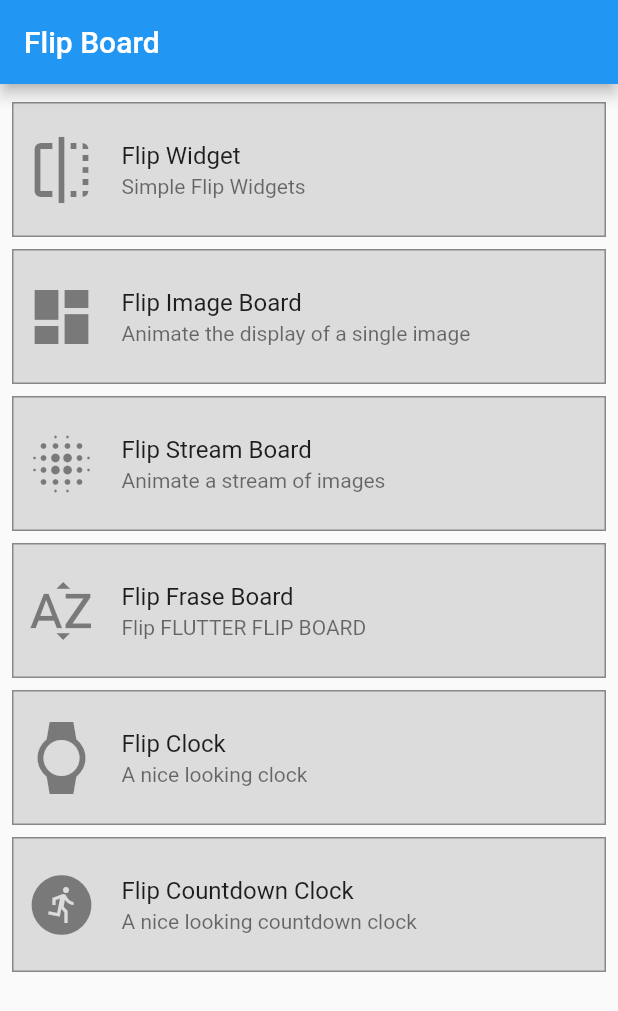
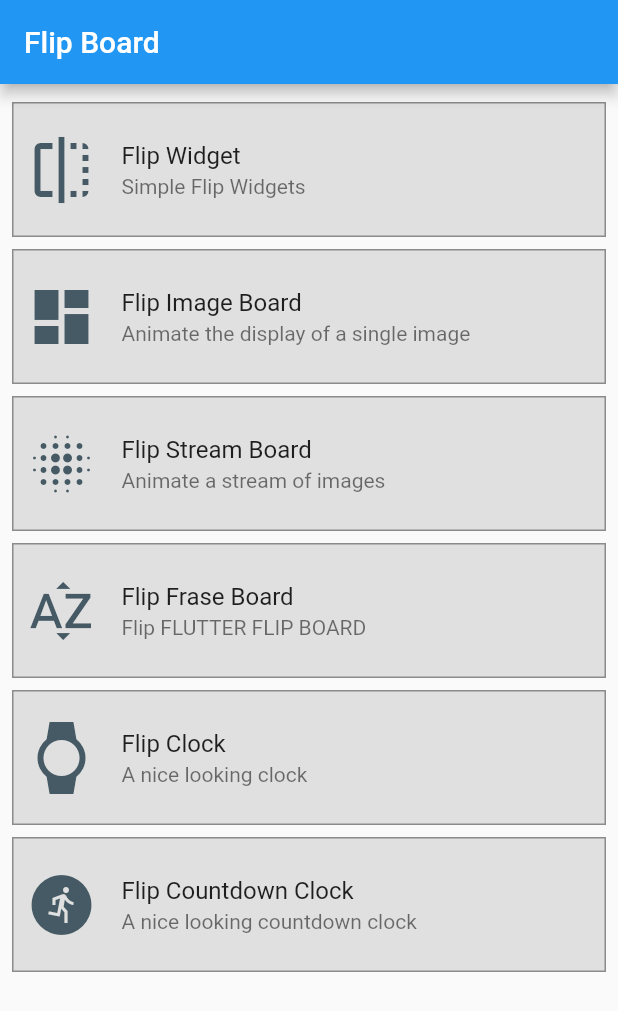
Before and after one commit to cc-nogueira/flip_board, a Flutter app: the screen it shows after launch, on a phone screen of 412 x 824 dp. Shown: the top 1011 px of the screen. Run offline on Flutter 3.47's test engine with Material 2 defaults, Android fonts, the phone set to English and light mode, and no system bars.

Commit message:
Example main.dart list tile colors

```diff
--- a/example/lib/main.dart
+++ b/example/lib/main.dart
@@ -33,7 +33,8 @@ class HomePage extends StatelessWidget {
         body: Padding(
           padding: const EdgeInsets.all(8.0),
           child: ListTileTheme(
-            tileColor: Colors.black12,
+            iconColor: Colors.blueGrey[700],
+            tileColor: Colors.grey[300],
             contentPadding: const EdgeInsets.all(8.0),
             shape: Border.all(color: Colors.black38),
             child: ListView(
```
